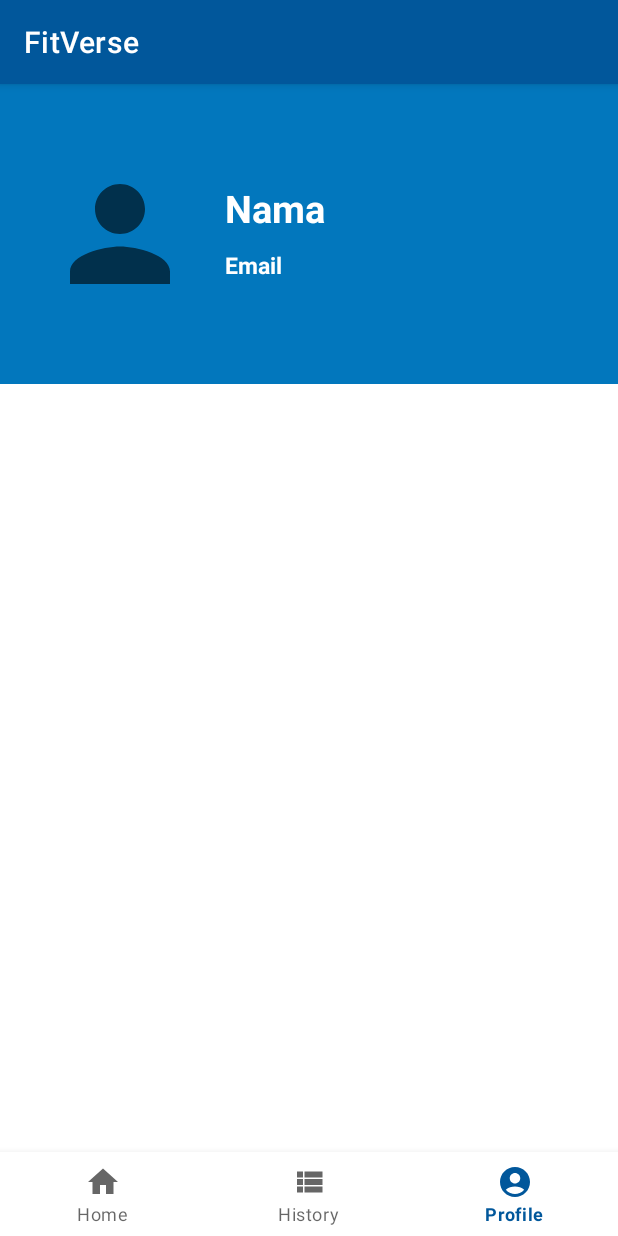
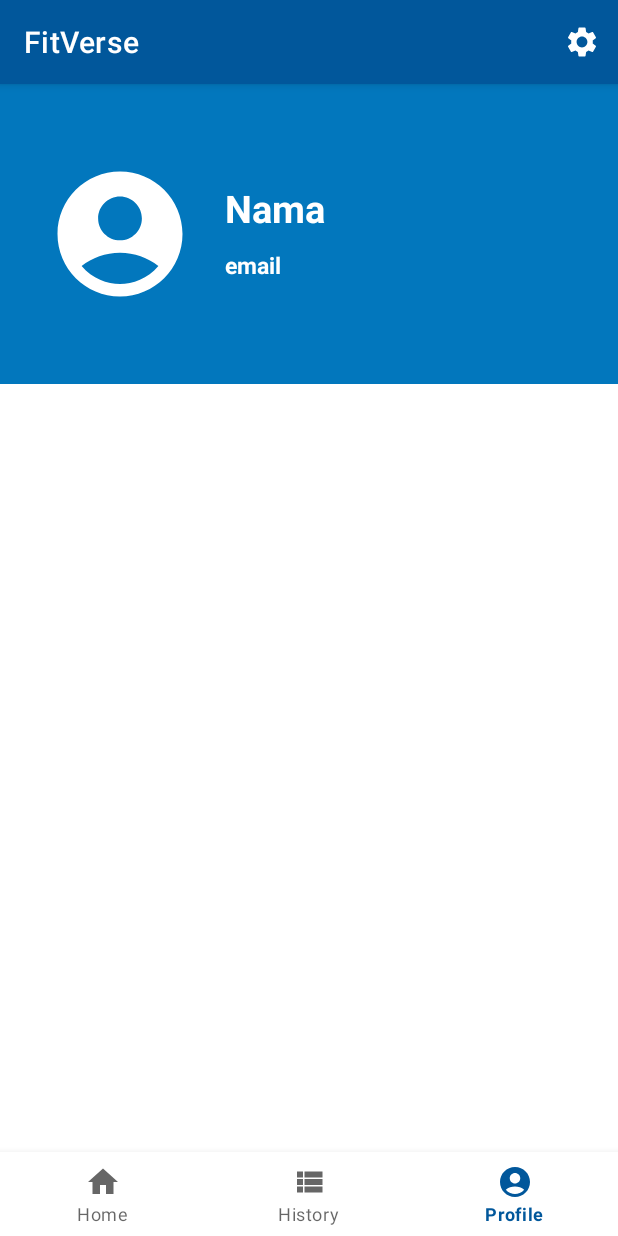
Before and after one commit to HasyimAP/Bangkit-Project-2022, an Android app: the ProfileFragment screen opened through its navigation route, on a phone screen of 412 x 824 dp. Run offline under Robolectric (Android 15) with nearby library versions, the phone set to English and light mode, and no system bars; our stand-ins replace navigation-ui.

Commit message:
Dark mode feature

```diff
--- a/app/app/build.gradle
+++ b/app/app/build.gradle
@@ -44,6 +44,8 @@ dependencies {
     implementation 'androidx.lifecycle:lifecycle-viewmodel-ktx:2.4.1'
     implementation 'androidx.navigation:navigation-fragment-ktx:2.4.2'
     implementation 'androidx.navigation:navigation-ui-ktx:2.4.2'
+    implementation 'androidx.datastore:datastore-core:1.0.0'
+    implementation 'androidx.datastore:datastore-preferences:1.0.0'
     testImplementation 'junit:junit:4.13.2'
     androidTestImplementation 'androidx.test.ext:junit:1.1.3'
     androidTestImplementation 'androidx.test.espresso:espresso-core:3.4.0'
--- /dev/null
+++ b/app/app/src/main/java/com/fitverse/app/preferences/SettingPreferences.kt
@@ -0,0 +1,40 @@
+package com.fitverse.app.preferences
+
+import androidx.datastore.core.DataStore
+import androidx.datastore.preferences.core.Preferences
+import androidx.datastore.preferences.core.booleanPreferencesKey
+import androidx.datastore.preferences.core.edit
+import kotlinx.coroutines.flow.Flow
+import kotlinx.coroutines.flow.map
+
+
+class SettingPreferences private constructor(private val dataStore: DataStore<Preferences>) {
+
+    private val THEME_KEY = booleanPreferencesKey("theme_setting")
+
+    fun getThemeSetting(): Flow<Boolean> {
+        return dataStore.data.map { preferences ->
+            preferences[THEME_KEY] ?: false
+        }
+    }
+
+    suspend fun saveThemeSetting(isDarkModeActive: Boolean) {
+        dataStore.edit { preferences ->
+            preferences[THEME_KEY] = isDarkModeActive
+        }
+    }
+
+    companion object {
+        @Volatile
+        private var INSTANCE: SettingPreferences? = null
+
+        fun getInstance(dataStore: DataStore<Preferences>): SettingPreferences {
+            return INSTANCE ?: synchronized(this) {
+                val instance = SettingPreferences(dataStore)
+                INSTANCE = instance
+                instance
+            }
+        }
+    }
+
+}
--- /dev/null
+++ b/app/app/src/main/java/com/fitverse/app/view/ViewModelFactory.kt
@@ -0,0 +1,17 @@
+package com.fitverse.app.view
+
+import androidx.lifecycle.ViewModel
+import androidx.lifecycle.ViewModelProvider
+import com.fitverse.app.preferences.SettingPreferences
+import com.fitverse.app.view.main.MainViewModel
+
+class ViewModelFactory(private val pref: SettingPreferences) : ViewModelProvider.NewInstanceFactory() {
+
+    @Suppress("UNCHECKED_CAST")
+    override fun <T : ViewModel> create(modelClass: Class<T>): T {
+        if (modelClass.isAssignableFrom(MainViewModel::class.java)) {
+            return MainViewModel(pref) as T
+        }
+        throw IllegalArgumentException("Unknown ViewModel class: " + modelClass.name)
+    }
+}
--- a/app/app/src/main/java/com/fitverse/app/view/main/MainActivity.kt
+++ b/app/app/src/main/java/com/fitverse/app/view/main/MainActivity.kt
@@ -1,7 +1,17 @@
 package com.fitverse.app.view.main
 
+import android.content.Context
+import android.content.Intent
 import androidx.appcompat.app.AppCompatActivity
 import android.os.Bundle
+import android.view.Menu
+import android.view.MenuInflater
+import android.view.MenuItem
+import androidx.appcompat.app.AppCompatDelegate
+import androidx.datastore.core.DataStore
+import androidx.datastore.preferences.core.Preferences
+import androidx.datastore.preferences.preferencesDataStore
+import androidx.lifecycle.ViewModelProvider
 import androidx.navigation.findNavController
 import androidx.navigation.ui.AppBarConfiguration
 import androidx.navigation.ui.NavigationUI.setupActionBarWithNavController
@@ -9,12 +19,28 @@ import androidx.navigation.ui.setupActionBarWithNavController
 import androidx.navigation.ui.setupWithNavController
 import com.fitverse.app.R
 import com.fitverse.app.databinding.ActivityMainBinding
+import com.fitverse.app.preferences.SettingPreferences
+import com.fitverse.app.view.ViewModelFactory
+import com.fitverse.app.view.settings.SettingsActivity
 import com.google.android.material.bottomnavigation.BottomNavigationView
+
+private val Context.dataStore: DataStore<Preferences> by preferencesDataStore(name = "settings")
 
 class MainActivity : AppCompatActivity() {
     private lateinit var binding: ActivityMainBinding
 
     override fun onCreate(savedInstanceState: Bundle?) {
+        val pref = SettingPreferences.getInstance(dataStore)
+        val mainViewModel = ViewModelProvider(this, ViewModelFactory(pref))[MainViewModel::class.java]
+        mainViewModel.getThemeSettings().observe(this
+        ) { isDarkModeActive: Boolean ->
+            if (isDarkModeActive) {
+                AppCompatDelegate.setDefaultNightMode(AppCompatDelegate.MODE_NIGHT_YES)
+            } else {
+                AppCompatDelegate.setDefaultNightMode(AppCompatDelegate.MODE_NIGHT_NO)
+            }
+        }
+
         super.onCreate(savedInstanceState)
 
         binding = ActivityMainBinding.inflate(layoutInflater)
@@ -31,4 +57,20 @@ class MainActivity : AppCompatActivity() {
         setupActionBarWithNavController(navController, appBarConfiguration)
         navView.setupWithNavController(navController)
     }
+
+    override fun onCreateOptionsMenu(menu: Menu?): Boolean {
+        menuInflater.inflate(R.menu.setting, menu)
+        return super.onCreateOptionsMenu(menu)
+    }
+
+    override fun onOptionsItemSelected(item: MenuItem): Boolean {
+        when(item.itemId){
+            R.id.settings -> {
+                Intent(this, SettingsActivity::class.java).also {
+                    startActivity(it)
+                }
+            }
+        }
+        return super.onOptionsItemSelected(item)
+    }
 }
--- /dev/null
+++ b/app/app/src/main/java/com/fitverse/app/view/main/MainViewModel.kt
@@ -0,0 +1,20 @@
+package com.fitverse.app.view.main
+
+import androidx.lifecycle.LiveData
+import androidx.lifecycle.ViewModel
+import androidx.lifecycle.asLiveData
+import androidx.lifecycle.viewModelScope
+import com.fitverse.app.preferences.SettingPreferences
+import kotlinx.coroutines.launch
+
+class MainViewModel(private val pref: SettingPreferences) : ViewModel() {
+    fun getThemeSettings(): LiveData<Boolean> {
+        return pref.getThemeSetting().asLiveData()
+    }
+
+    fun saveThemeSetting(isDarkModeActive: Boolean) {
+        viewModelScope.launch {
+            pref.saveThemeSetting(isDarkModeActive)
+        }
+    }
+}
--- a/app/app/src/main/java/com/fitverse/app/view/profile/ProfileFragment.kt
+++ b/app/app/src/main/java/com/fitverse/app/view/profile/ProfileFragment.kt
@@ -28,7 +28,7 @@ class ProfileFragment : Fragment() {
 
         return binding.root
 
-        setHasOptionsMenu(true)
+
     }
 
     override fun onViewCreated(view: View, savedInstanceState: Bundle?) {
@@ -43,8 +43,5 @@ class ProfileFragment : Fragment() {
     }
 
 
-    override fun onCreateOptionsMenu(menu: Menu, inflater: MenuInflater) {
-        inflater.inflate(R.menu.setting,menu)
-        super.onCreateOptionsMenu(menu, inflater)
-    }
+
 }
--- a/app/app/src/main/res/layout/activity_coming_soon.xml
+++ b/app/app/src/main/res/layout/activity_coming_soon.xml
@@ -8,15 +8,16 @@
 
     <TextView
         android:id="@+id/comingSoon"
+        style="@style/recentScan"
         android:layout_width="match_parent"
         android:layout_height="wrap_content"
         android:gravity="center"
         android:text="@string/coming_soon"
-        android:textColor="@color/biru_muda"
         android:textSize="20sp"
         android:textStyle="bold"
         app:layout_constraintBottom_toBottomOf="parent"
         app:layout_constraintTop_toTopOf="parent"
+        app:layout_constraintVertical_bias="0.450"
         tools:layout_editor_absoluteX="0dp" />
 
     <ImageView
--- a/app/app/src/main/res/layout/activity_main.xml
+++ b/app/app/src/main/res/layout/activity_main.xml
@@ -17,7 +17,8 @@
         app:layout_constraintBottom_toBottomOf="parent"
         app:layout_constraintLeft_toLeftOf="parent"
         app:layout_constraintRight_toRightOf="parent"
-        app:menu="@menu/bottom_nav_menu" />
+        app:menu="@menu/bottom_nav_menu"
+        />
 
     <fragment
         android:id="@+id/nav_host_fragment_activity_main"
--- a/app/app/src/main/res/layout/fragment_history.xml
+++ b/app/app/src/main/res/layout/fragment_history.xml
@@ -13,7 +13,7 @@
         android:textStyle="bold"
         android:textColor="@color/white"
         android:textSize="20sp"
-        android:background="@color/biru_muda"
+        style="@style/blueTheme"
         android:text="@string/recent_scans" />
 
     <androidx.recyclerview.widget.RecyclerView
--- a/app/app/src/main/res/layout/fragment_profile.xml
+++ b/app/app/src/main/res/layout/fragment_profile.xml
@@ -9,27 +9,28 @@
         android:layout_width="match_parent"
         android:layout_height="200dp"
         android:orientation="horizontal"
-        android:background="@color/biru_muda">
+        style="@style/blueTheme">
 
         <ImageView
-            android:id="@+id/imageView2"
+            android:id="@+id/avatar"
             android:layout_width="100dp"
             android:layout_height="100dp"
             android:layout_gravity="center_vertical"
-            android:layout_marginLeft="30dp"
-            app:srcCompat="@drawable/ic_person" />
+            android:layout_marginStart="30dp"
+            app:srcCompat="@drawable/ic_profile"
+            android:contentDescription="@string/avatar"
+            app:tint="@color/white" />
 
         <LinearLayout
             android:layout_width="match_parent"
             android:layout_height="200dp"
-            android:orientation="vertical"
-            android:background="@color/biru_muda">
+            android:orientation="vertical">
 
             <TextView
                 android:id="@+id/textView"
                 android:layout_width="match_parent"
                 android:layout_height="wrap_content"
-                android:text="Nama"
+                android:text="@string/nama"
                 android:textSize="25sp"
                 android:textStyle="bold"
                 android:textColor="@color/white"
@@ -40,7 +41,7 @@
                 android:id="@+id/textView2"
                 android:layout_width="match_parent"
                 android:layout_height="wrap_content"
-                android:text="Email"
+                android:text="@string/email"
                 android:textSize="15sp"
                 android:textStyle="bold"
                 android:textColor="@color/white"
--- a/app/app/src/main/res/menu/setting.xml
+++ b/app/app/src/main/res/menu/setting.xml
@@ -3,9 +3,8 @@
     xmlns:app="http://schemas.android.com/apk/res-auto">
 
     <item
-        android:id="@+id/maps_menu"
+        android:id="@+id/settings"
         android:title="Setting"
         android:icon="@drawable/ic_settings"
         app:showAsAction="always"/>
-
 </menu>
--- a/app/app/src/main/res/values-night/themes.xml
+++ b/app/app/src/main/res/values-night/themes.xml
@@ -3,14 +3,22 @@
     <style name="Theme.FitVerse" parent="Theme.MaterialComponents.DayNight.DarkActionBar">
         <!-- Primary brand color. -->
         <item name="colorPrimary">@color/purple_200</item>
-        <item name="colorPrimaryVariant">@color/purple_700</item>
+        <item name="colorPrimaryVariant">@color/biru_tua</item>
         <item name="colorOnPrimary">@color/black</item>
         <!-- Secondary brand color. -->
         <item name="colorSecondary">@color/teal_200</item>
         <item name="colorSecondaryVariant">@color/teal_200</item>
         <item name="colorOnSecondary">@color/black</item>
         <!-- Status bar color. -->
-        <item name="android:statusBarColor" tools:targetApi="l">?attr/colorPrimaryVariant</item>
+        <item name="android:statusBarColor" tools:targetApi="l">@color/black</item>
         <!-- Customize your theme here. -->
     </style>
+
+    <style name="blueTheme">
+        <item name="android:background">@color/biru_dark</item>
+    </style>
+
+    <style name="recentScan">
+        <item name="android:textColor">@color/white</item>
+    </style>
 </resources>
--- a/app/app/src/main/res/values/colors.xml
+++ b/app/app/src/main/res/values/colors.xml
@@ -10,4 +10,5 @@
     <color name="white">#FFFFFFFF</color>
     <color name="biru_tua">#01579B</color>
     <color name="biru_muda">#0277BD</color>
+    <color name="biru_dark">#1E2A39</color>
 </resources>
--- a/app/app/src/main/res/values/strings.xml
+++ b/app/app/src/main/res/values/strings.xml
@@ -26,4 +26,7 @@
     <string name="recent_scans">Recent Scans</string>
     <string name="title_profile">Profile</string>
     <string name="coming_soon">Coming Soon</string>
+    <string name="dark_mode">Dark Mode</string>
+    <string name="avatar">Avatar</string>
+    <string name="nama">Nama</string>
 </resources>
--- a/app/app/src/main/res/values/themes.xml
+++ b/app/app/src/main/res/values/themes.xml
@@ -13,4 +13,12 @@
         <item name="android:statusBarColor" tools:targetApi="l">?attr/colorPrimaryVariant</item>
         <!-- Customize your theme here. -->
     </style>
+
+    <style name="blueTheme">
+        <item name="android:background">@color/biru_muda</item>
+    </style>
+
+    <style name="recentScan">
+        <item name="android:textColor">@color/biru_muda</item>
+    </style>
 </resources>
```
Also changed, not shown: app/app/src/main/AndroidManifest.xml (+8 -3 lines), app/app/src/main/java/com/fitverse/app/view/settings/SettingsActivity.kt (added, +52 -0 lines), app/app/src/main/res/layout/activity_settings.xml (added, +19 -0 lines), app/app/src/main/res/layout/fragment_dashboard.xml (+4 -11 lines).
